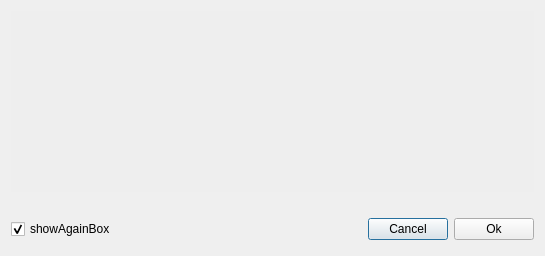
First picture: the form in forms/warningdialog.ui, repository insilmaril/vym, before the edit.
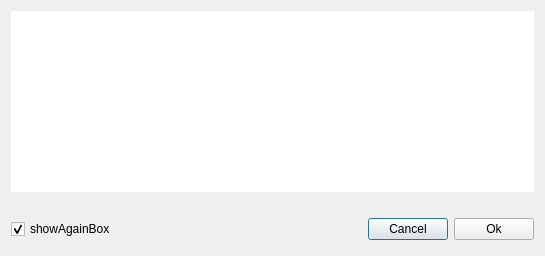
Second picture: the form after the edit.

Diff of the .ui file:
```diff
--- a/forms/warningdialog.ui
+++ b/forms/warningdialog.ui
@@ -16,43 +16,6 @@
   <layout class="QVBoxLayout" name="verticalLayout">
    <item>
     <widget class="QTextEdit" name="warningTE">
-     <property name="palette">
-      <palette>
-       <active>
-        <colorrole role="Base">
-         <brush brushstyle="SolidPattern">
-          <color alpha="255">
-           <red>238</red>
-           <green>238</green>
-           <blue>238</blue>
-          </color>
-         </brush>
-        </colorrole>
-       </active>
-       <inactive>
-        <colorrole role="Base">
-         <brush brushstyle="SolidPattern">
-          <color alpha="255">
-           <red>238</red>
-           <green>238</green>
-           <blue>238</blue>
-          </color>
-         </brush>
-        </colorrole>
-       </inactive>
-       <disabled>
-        <colorrole role="Base">
-         <brush brushstyle="SolidPattern">
-          <color alpha="255">
-           <red>238</red>
-           <green>238</green>
-           <blue>238</blue>
-          </color>
-         </brush>
-        </colorrole>
-       </disabled>
-      </palette>
-     </property>
      <property name="frameShape">
       <enum>QFrame::NoFrame</enum>
      </property>
```
Left out of the diff: 11 changed lines with no effect on the pictures.
